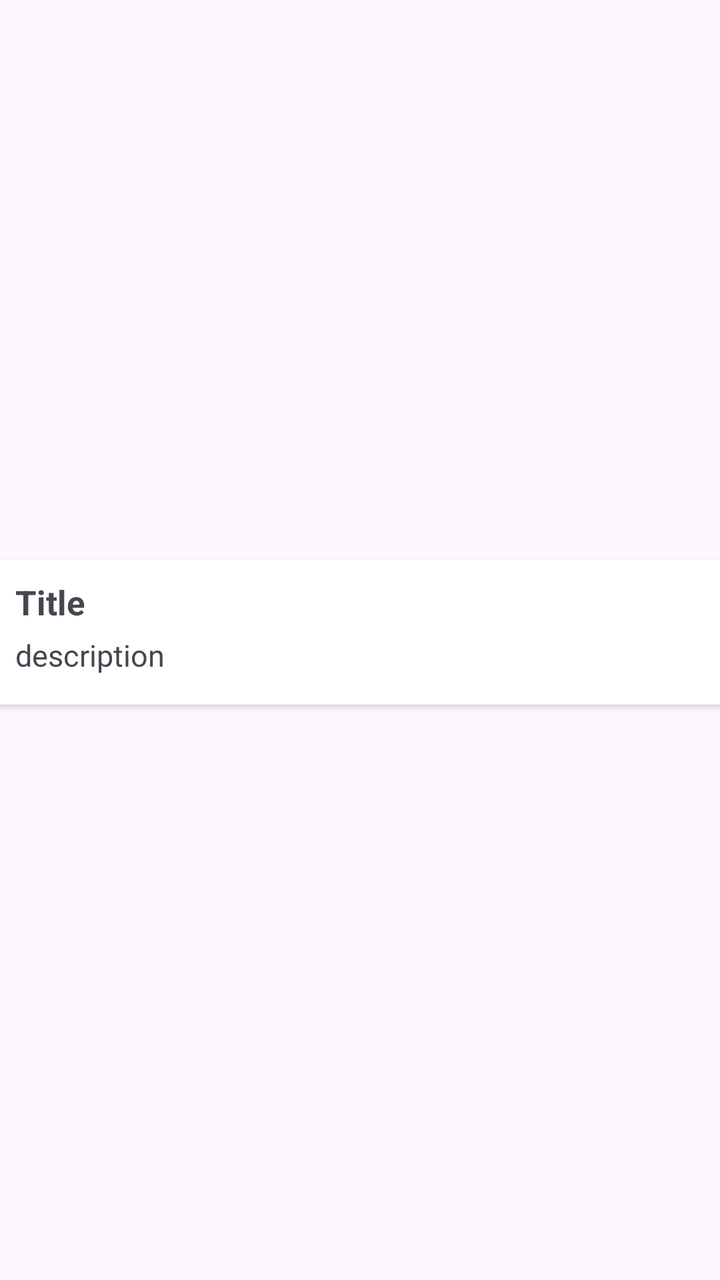
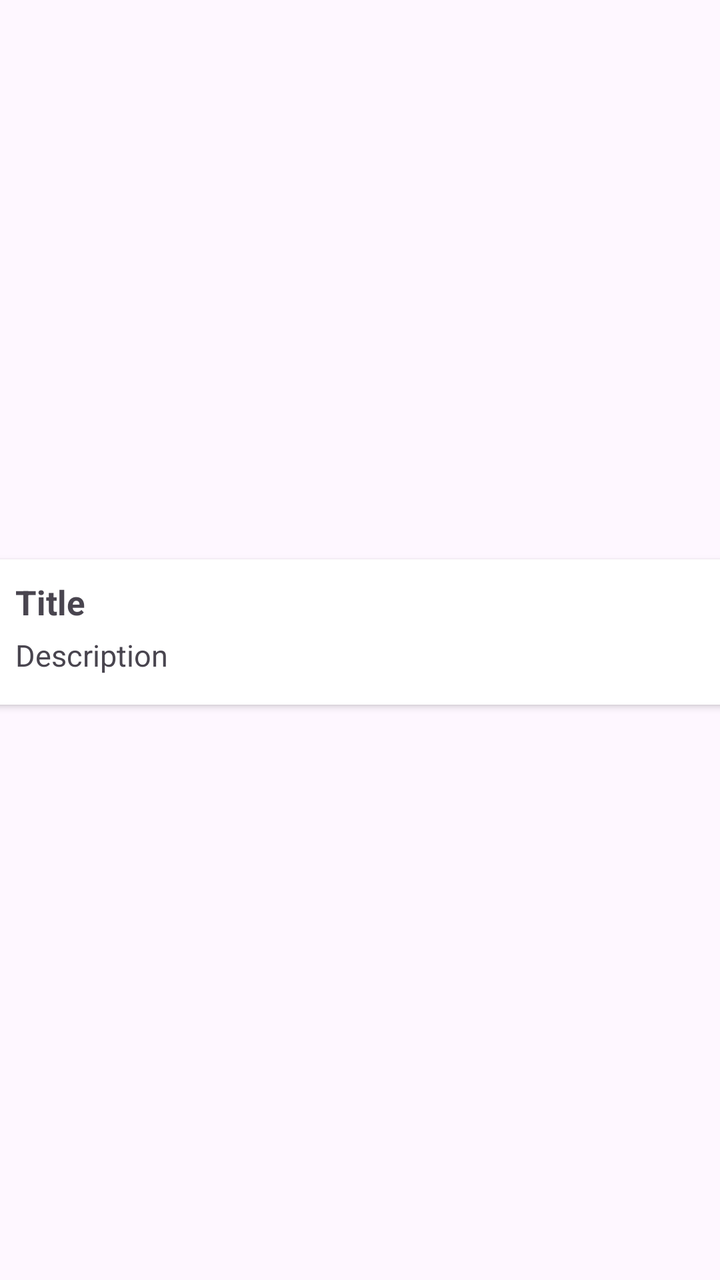

Two renders of the same Android screen: before a commit and after it. Below are the layout's source before the change and the commit's diff.
<!-- AndroidManifest.xml: application theme Theme.Project01 -->
<!-- res/layout/favorite_title_description.xml -->
<?xml version="1.0" encoding="utf-8"?>
<LinearLayout xmlns:android="http://schemas.android.com/apk/res/android"
    xmlns:app="http://schemas.android.com/apk/res-auto"
    xmlns:tools="http://schemas.android.com/tools"
    android:layout_width="match_parent"
    android:layout_height="wrap_content"
    android:gravity="center"
    android:orientation="vertical">

    <androidx.cardview.widget.CardView
        android:id="@+id/cardview"
        android:layout_width="370dp"
        android:layout_height="80dp"
        android:layout_marginBottom="8dp"
        app:cardUseCompatPadding="true">

        <LinearLayout
            android:layout_width="match_parent"
            android:layout_height="wrap_content"
            android:orientation="vertical">


            <TextView
                android:id="@+id/txttitel"
                android:layout_width="wrap_content"
                android:layout_height="match_parent"
                android:layout_marginStart="10dp"
                android:layout_marginTop="10dp"
                android:text="Title"
                android:textSize="17dp"
                android:textStyle="bold" />

            <TextView
                android:id="@+id/txtdes"
                android:layout_width="wrap_content"
                android:layout_height="match_parent"
                android:layout_marginStart="10dp"
                android:layout_marginTop="5dp"

                android:text="description"
                android:textSize="15dp" />


        </LinearLayout>


    </androidx.cardview.widget.CardView>

</LinearLayout>
<!-- resources referenced by this layout -->
<resources>
  <style name="Theme.Project01" parent="Base.Theme.Project01" />
  <style name="Base.Theme.Project01" parent="Theme.Material3.DayNight.NoActionBar">
          
      </style>
</resources>

<!-- the commit's change to res/layout/favorite_title_description.xml (unified diff, before → after) -->
@@ -26,7 +26,7 @@
                 android:layout_height="match_parent"
                 android:layout_marginStart="10dp"
                 android:layout_marginTop="10dp"
-                android:text="Title"
+                android:text="@string/Title"
                 android:textSize="17dp"
                 android:textStyle="bold" />
 
@@ -37,7 +37,7 @@
                 android:layout_marginStart="10dp"
                 android:layout_marginTop="5dp"
 
-                android:text="description"
+                android:text="@string/Description"
                 android:textSize="15dp" />
 
 
<!-- resource entries referenced after the edit -->
@@ -1,5 +1,7 @@
 <!-- resources referenced by this layout -->
 <resources>
+  <string name="Description">Description</string>
+  <string name="Title">Title</string>
   <style name="Theme.Project01" parent="Base.Theme.Project01" />
   <style name="Base.Theme.Project01" parent="Theme.Material3.DayNight.NoActionBar">
           
